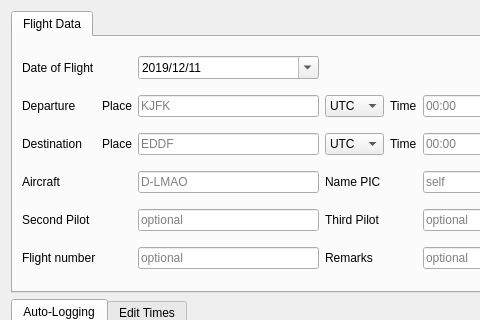
Old version of the form newflight.ui in the repository fiffty-50/openPilotLog; both pictures show x 0 to 480 and y 0 to 320 of the 625 by 619 pixel window.
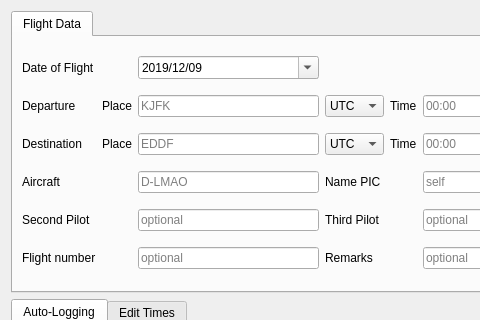
New version of the form.

Commit message: rework of NewFlight Dialog

```diff
--- a/newflight.ui
+++ b/newflight.ui
@@ -200,7 +200,7 @@
            <second>0</second>
            <year>2019</year>
            <month>12</month>
-           <day>11</day>
+           <day>9</day>
           </datetime>
          </property>
          <property name="displayFormat">
```
Left out of the diff: 12 changed lines with no effect on the pictures. The commit also changes 5 other files.
